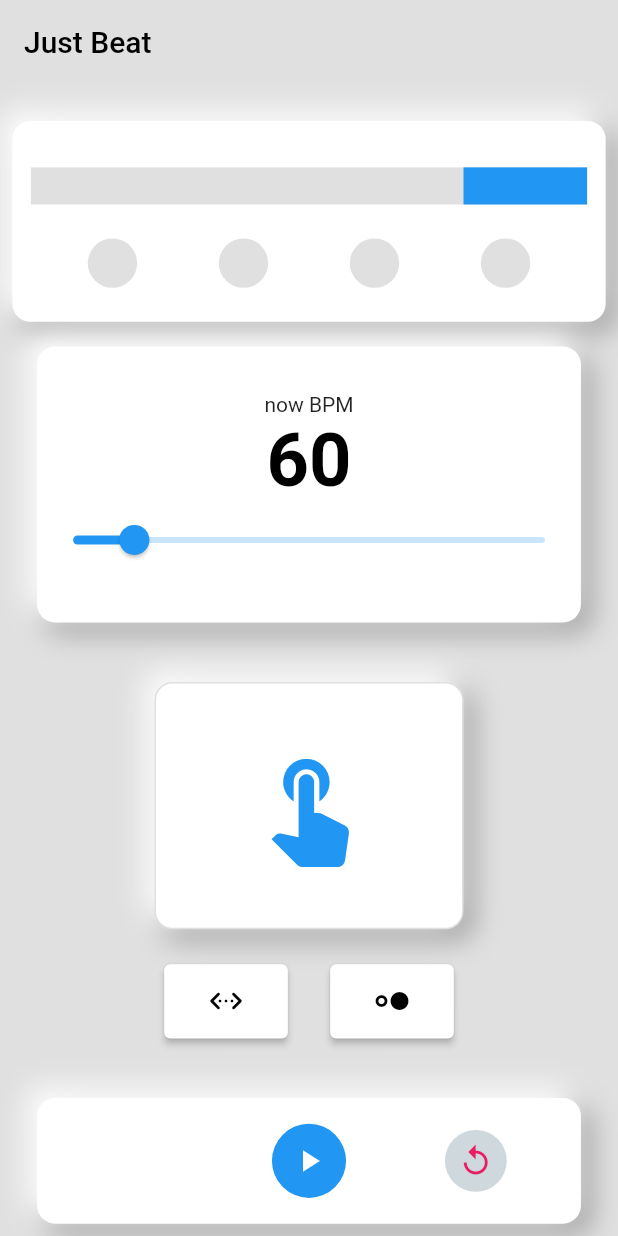
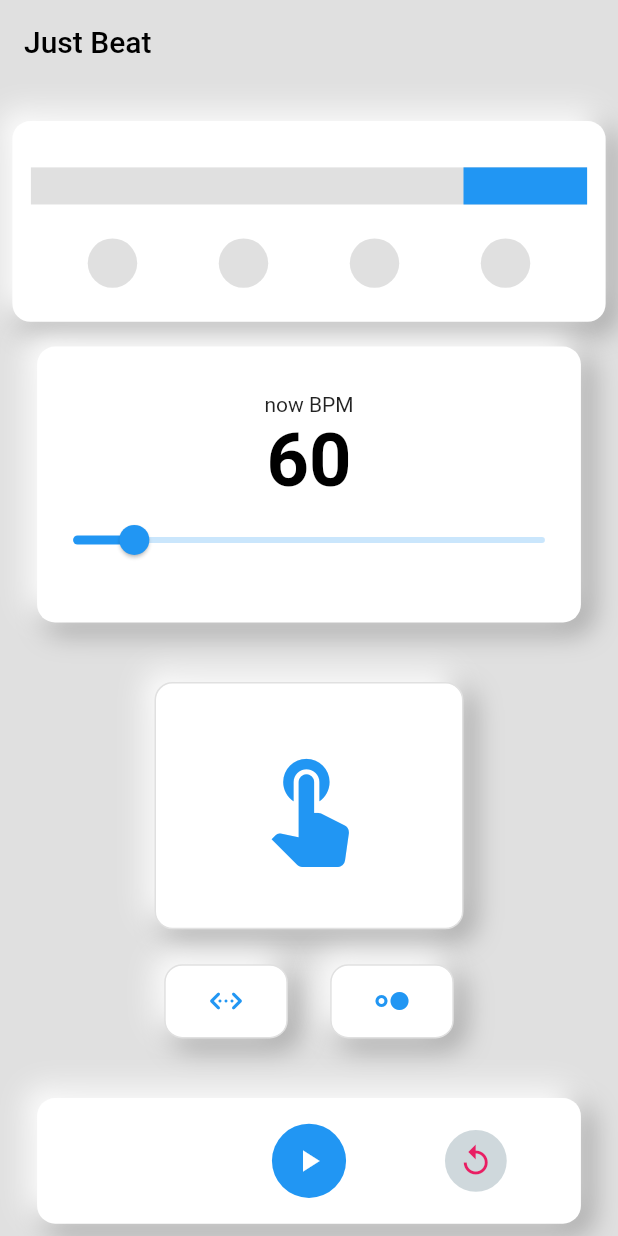
Before and after one commit to yuto90/metronome, a Flutter app: the screen it shows after launch, on a phone screen of 412 x 824 dp. Run offline on Flutter 3.47's test engine with Material 2 defaults, Android fonts, the light colour scheme and no system bars; missing offline and left inert: soundpool.

Commit message:
config系ボタンのレイアウトを修正

```diff
--- a/lib/home/home_model.dart
+++ b/lib/home/home_model.dart
@@ -46,6 +46,10 @@ class HomeModel extends ChangeNotifier {
   bool isJustBeat = false;
   // ボタンタップ判定フラグ
   bool isMainButtonTap = false;
+  // 振り子の可視化切り替えボタンのタップ判定フラグ
+  bool isPendulumButtonTap = false;
+  // 拍の可視化切り替えボタンのタップ判定フラグ
+  bool isClickButtonTap = false;
 
   Soundpool beatPool = Soundpool.fromOptions(
     options: SoundpoolOptions(streamType: StreamType.music),
@@ -193,12 +197,14 @@ class HomeModel extends ChangeNotifier {
   // 振り子の画面表示フラグを切り替える関数
   void togglePendulum() {
     isPendulum = !isPendulum;
+    isPendulumButtonTap = !isPendulumButtonTap;
     notifyListeners();
   }
 
   // クリックの画面表示フラグを切り替える関数
   void toggleClick() {
     isClick = !isClick;
+    isClickButtonTap = !isClickButtonTap;
     notifyListeners();
   }
 }
--- a/lib/home/home_part_tap.dart
+++ b/lib/home/home_part_tap.dart
@@ -65,33 +65,20 @@ class Tap extends StatelessWidget {
           mainAxisAlignment: MainAxisAlignment.center,
           children: [
             Spacer(flex: 3),
-            // todo もっと直感的に分かりやすくしたい
-            SizedBox(
-              width: SizeConfig.blockSizeHorizontal! * 20,
-              height: SizeConfig.blockSizeVertical! * 6,
-              child: ElevatedButton(
-                child: Icon(Icons.settings_ethernet_rounded),
-                //child: Icon(Icons.sync_alt),
-                style: ElevatedButton.styleFrom(
-                  primary: model.isPendulum ? Colors.white : Colors.grey,
-                  onPrimary: Colors.black,
-                ),
-                onPressed: () => model.togglePendulum(),
-              ),
+            GestureDetector(
+              onTap: () => model.togglePendulum(),
+              onTapCancel: () => null,
+              child: model.homeProperty.smoothButton(
+                  model.isPendulumButtonTap, Icons.settings_ethernet_rounded),
+              //child: Icon(Icons.sync_alt),
             ),
             Spacer(flex: 1),
-            SizedBox(
-              width: SizeConfig.blockSizeHorizontal! * 20,
-              height: SizeConfig.blockSizeVertical! * 6,
-              child: ElevatedButton(
-                child: Icon(Icons.hdr_strong),
-                //child: Icon(Icons.keyboard_control_outlined),
-                style: ElevatedButton.styleFrom(
-                  primary: model.isClick ? Colors.white : Colors.grey,
-                  onPrimary: Colors.black,
-                ),
-                onPressed: () => model.toggleClick(),
-              ),
+            GestureDetector(
+              onTap: () => model.toggleClick(),
+              onTapCancel: () => null,
+              child: model.homeProperty
+                  .smoothButton(model.isClickButtonTap, Icons.hdr_strong),
+              //child: Icon(Icons.keyboard_control_outlined),
             ),
             Spacer(flex: 3),
           ],
--- a/lib/property/home_property.dart
+++ b/lib/property/home_property.dart
@@ -1,5 +1,8 @@
 import 'package:flutter/material.dart';
 import 'package:flutter/widgets.dart';
+import 'package:metronome/home/home_model.dart';
+
+import '../size_config.dart';
 
 class HomeProperty {
   /// 白ベースのWidgetに影をつける\
@@ -25,4 +28,44 @@ class HomeProperty {
       ],
     );
   }
+
+  /// smoothスタイルのボタン用のスタイル\
+  /// ※こっちでcolorプロパティ済み\
+  /// @param bool isButtonTap ボタンがタップされているかフラグ
+  /// @param IconData icon ボタンに表示するアイコン
+  /// @return AnimatedContainer
+  AnimatedContainer smoothButton(bool isButtonTap, IconData icon) {
+    return AnimatedContainer(
+      duration: Duration(milliseconds: 100),
+      width: SizeConfig.blockSizeHorizontal! * 20,
+      height: SizeConfig.blockSizeVertical! * 6,
+      child: Icon(
+        icon,
+        color: isButtonTap ? Colors.black : Colors.blue,
+      ),
+      decoration: BoxDecoration(
+        color: Colors.white,
+        borderRadius: BorderRadius.circular(12),
+        border: Border.all(
+          color: isButtonTap ? Colors.grey.shade200 : Colors.grey.shade300,
+        ),
+        boxShadow: isButtonTap
+            ? []
+            : [
+                BoxShadow(
+                  color: Colors.grey.shade500,
+                  offset: Offset(6, 6),
+                  blurRadius: 15,
+                  spreadRadius: 1,
+                ),
+                BoxShadow(
+                  color: Colors.white,
+                  offset: Offset(-6, -6),
+                  blurRadius: 15,
+                  spreadRadius: 1,
+                )
+              ],
+      ),
+    );
+  }
 }
```
